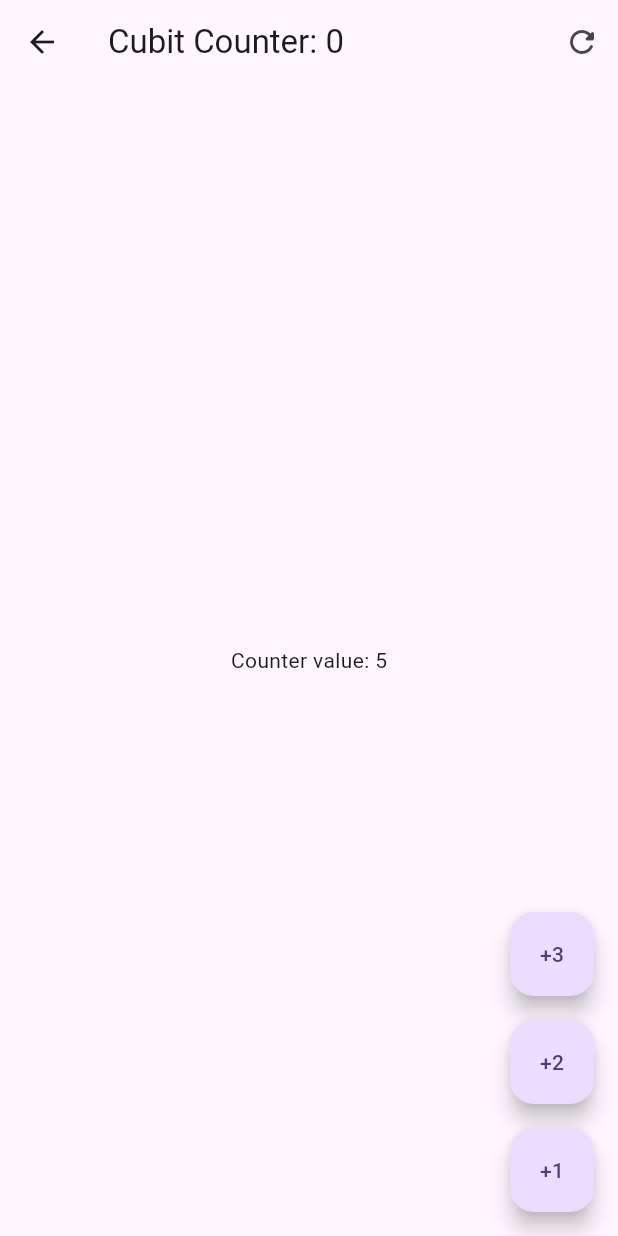
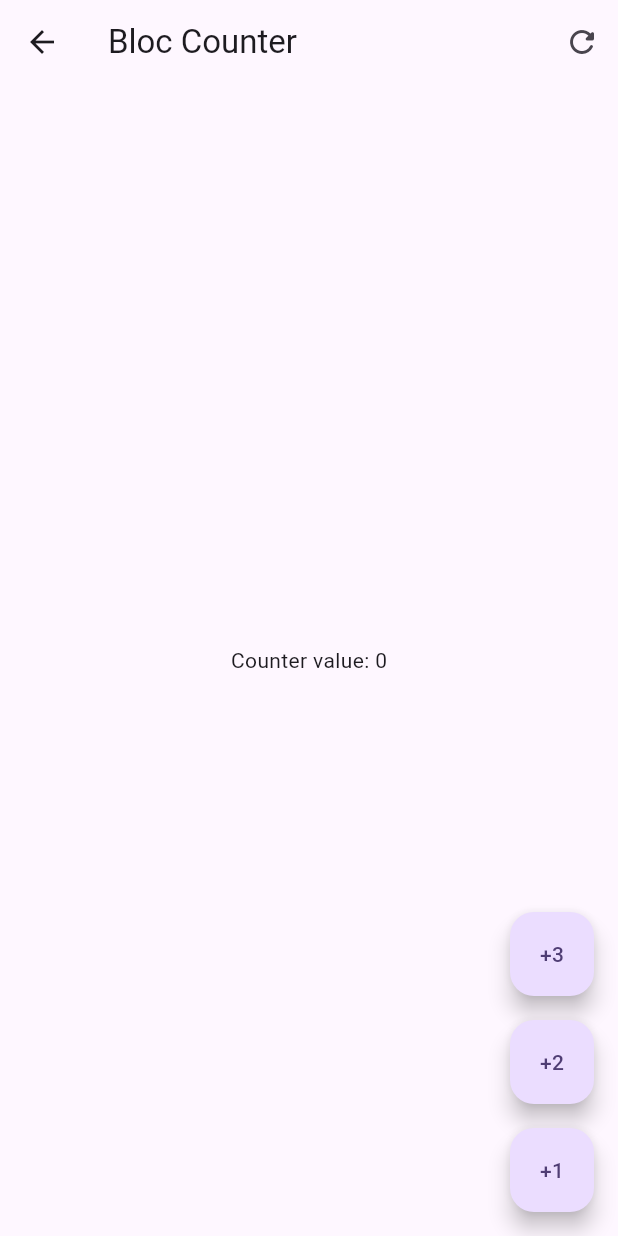
Before and after one commit to MartinRobles23/forms_app, a Flutter app: the screen it shows after launch, after a tap on "Bloc", on a phone screen of 412 x 824 dp. Run offline on Flutter 3.47's test engine with Material 3 defaults, Android fonts, the phone set to English and light mode, and no system bars; our stand-ins replace equatable, flutter_bloc, go_router.

Commit message:
Update route

```diff
--- a/lib/presentation/screens/home_screen.dart
+++ b/lib/presentation/screens/home_screen.dart
@@ -22,7 +22,7 @@ class HomeScreen extends StatelessWidget {
             subtitle: const Text('Gestor de estado compuesto'),
             trailing: const Icon(Icons.arrow_back_ios_rounded),
             onTap: () {
-              context.push('/cubits');
+              context.push('/counter-bloc');
             },
           ),
         ],
```
